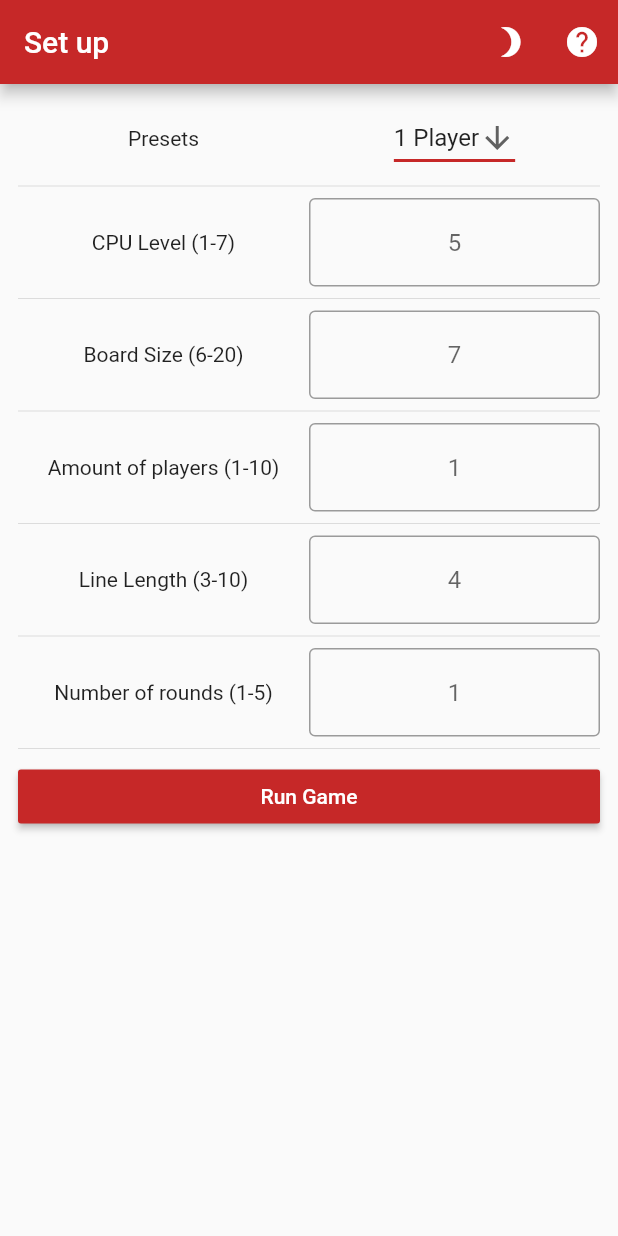
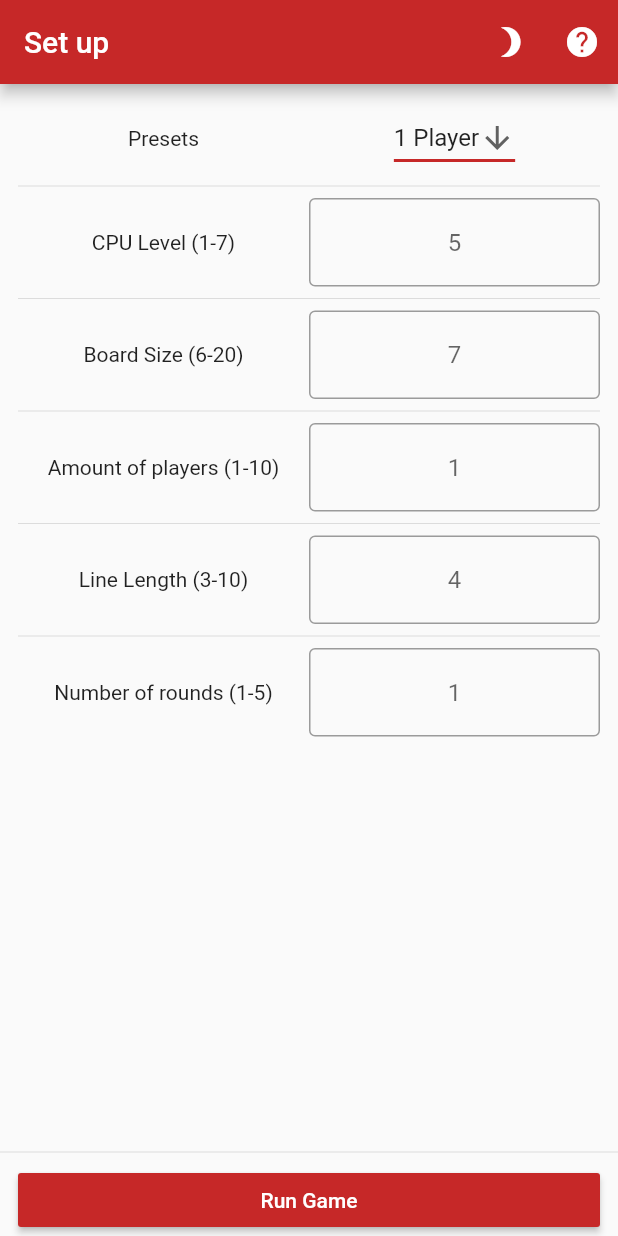
Before and after one commit to Robert3141/Connectron, a Flutter app: the screen it shows after launch, on a phone screen of 412 x 824 dp. Run offline on Flutter 3.47's test engine with Material 2 defaults, Android fonts, the phone set to English and light mode, and no system bars; our stand-ins replace dynamic_theme.

Commit message:
Fix issue #18

```diff
--- a/lib/UI/UIsettings.dart
+++ b/lib/UI/UIsettings.dart
@@ -270,6 +270,9 @@ class _SettingsState extends State<SettingsPage> {
         ],
       ),
       body: Container(
+        child: Column(
+          children: <Widget>[
+            Expanded(
               child: ListView(
                 padding: EdgeInsets.all(globals.defaultPadding),
                 children: <Widget>[
@@ -486,12 +489,19 @@ class _SettingsState extends State<SettingsPage> {
                       ],
                     ),
                   ),
+                ],
+              ),
+            ),
             Divider(),
-            RaisedButton(
+            Container(
+              padding: EdgeInsets.only(left: globals.defaultPadding, right: globals.defaultPadding),
+              width: double.infinity,
+              child: RaisedButton(
                 child: Text(globals.lblRunGame),
                 color: Theme.of(context).primaryColor,
                 textTheme: ButtonTextTheme.primary,
                 onPressed: onBtnRunGamePressed,
+              ),
             ),
           ],
         ),
```
Lines whose indentation alone changed are shown as unchanged.
